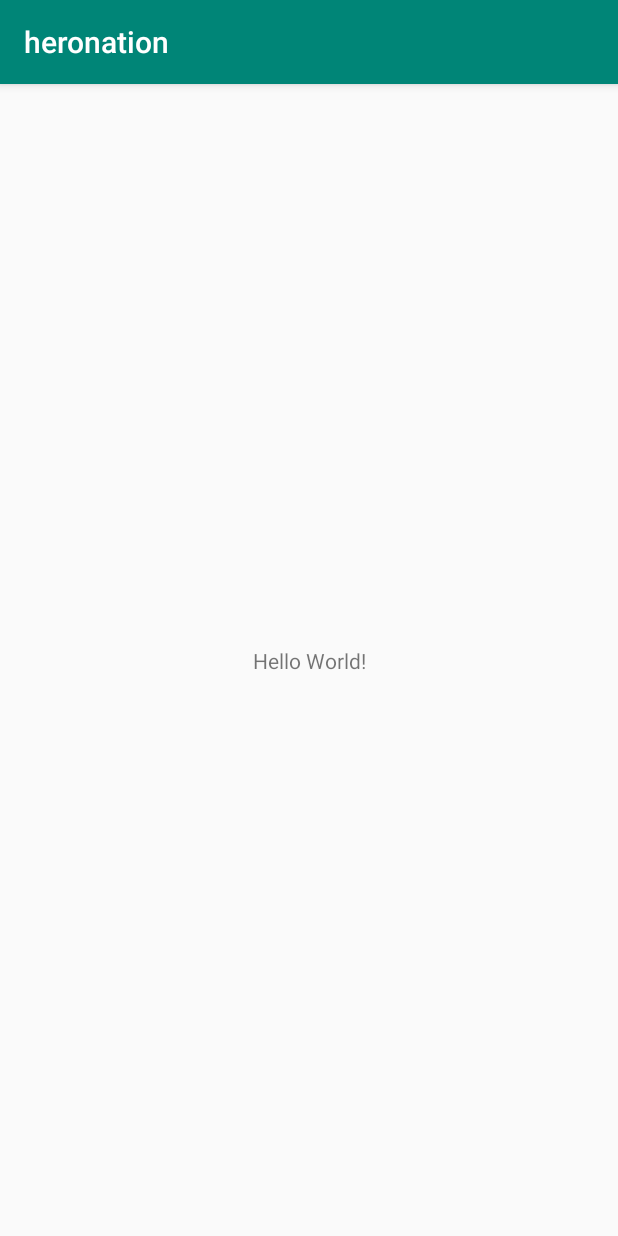
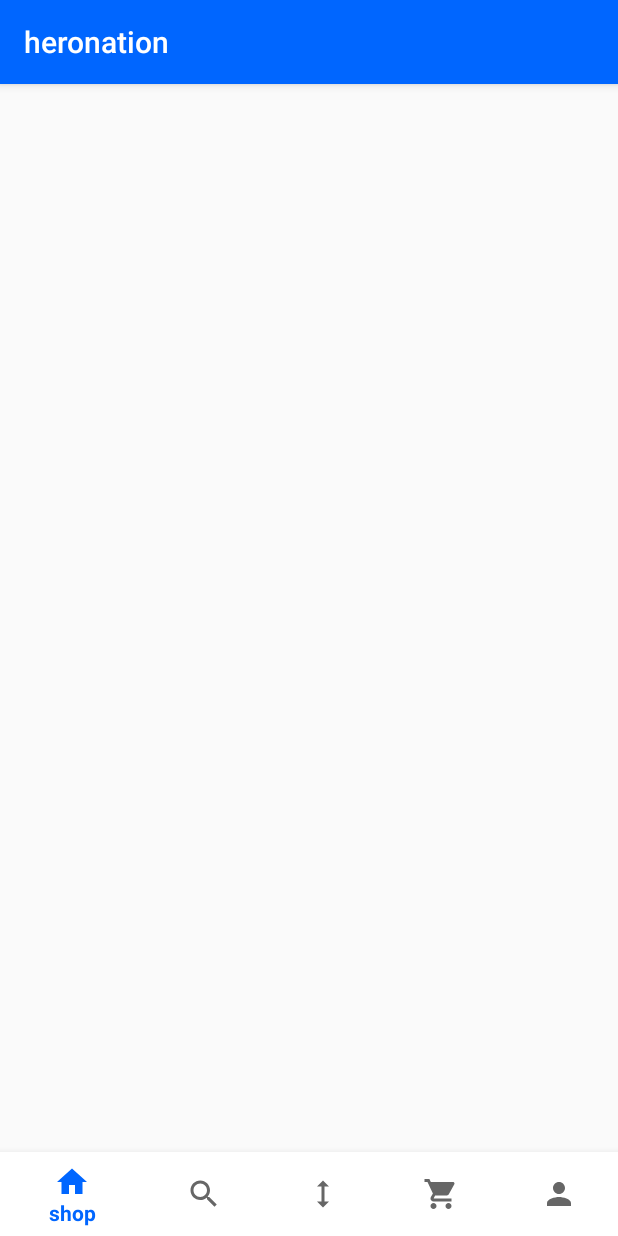
Before and after one commit to mina0774/shoppingmallUI, an Android app: the screen it shows after launch (MainActivity), on a phone screen of 412 x 824 dp. Run offline under Robolectric (Android 15) with nearby library versions, the phone set to English and light mode, and no system bars.

Commit message:
add bottom bar

```diff
--- a/app/build.gradle
+++ b/app/build.gradle
@@ -26,4 +26,6 @@ dependencies {
     testImplementation 'junit:junit:4.12'
     androidTestImplementation 'androidx.test:runner:1.2.0'
     androidTestImplementation 'androidx.test.espresso:espresso-core:3.2.0'
+    implementation 'com.android.support:design:28.0.0'
+    implementation 'com.google.android.material:material:1.0.0'
 }
--- a/app/src/main/java/com/example/heronation/MainActivity.java
+++ b/app/src/main/java/com/example/heronation/MainActivity.java
@@ -3,12 +3,19 @@ package com.example.heronation;
 import androidx.appcompat.app.AppCompatActivity;
 
 import android.os.Bundle;
+import android.view.WindowManager;
+
+import com.google.android.material.bottomnavigation.BottomNavigationView;
 
 public class MainActivity extends AppCompatActivity {
 
     @Override
     protected void onCreate(Bundle savedInstanceState) {
         super.onCreate(savedInstanceState);
+        getWindow().setFlags(WindowManager.LayoutParams.FLAG_FULLSCREEN,
+                WindowManager.LayoutParams.FLAG_FULLSCREEN);
         setContentView(R.layout.activity_main);
+
+
     }
 }
--- /dev/null
+++ b/app/src/main/res/drawable/measurement_svg.xml
@@ -0,0 +1,9 @@
+<vector xmlns:android="http://schemas.android.com/apk/res/android"
+    android:width="24dp"
+    android:height="24dp"
+    android:viewportWidth="24"
+    android:viewportHeight="24">
+  <path
+      android:fillColor="#FF000000"
+      android:pathData="M13,6.99l3,0l-4,-3.99l-4,3.99l3,0l0,10.02l-3,0l4,3.99l4,-3.99l-3,0z"/>
+</vector>
--- /dev/null
+++ b/app/src/main/res/drawable/mypage_svg.xml
@@ -0,0 +1,9 @@
+<vector xmlns:android="http://schemas.android.com/apk/res/android"
+        android:width="24dp"
+        android:height="24dp"
+        android:viewportWidth="24.0"
+        android:viewportHeight="24.0">
+    <path
+        android:fillColor="#FF000000"
+        android:pathData="M12,12c2.21,0 4,-1.79 4,-4s-1.79,-4 -4,-4 -4,1.79 -4,4 1.79,4 4,4zM12,14c-2.67,0 -8,1.34 -8,4v2h16v-2c0,-2.66 -5.33,-4 -8,-4z"/>
+</vector>
--- /dev/null
+++ b/app/src/main/res/drawable/search_svg.xml
@@ -0,0 +1,9 @@
+<vector xmlns:android="http://schemas.android.com/apk/res/android"
+        android:width="24dp"
+        android:height="24dp"
+        android:viewportWidth="24.0"
+        android:viewportHeight="24.0">
+    <path
+        android:fillColor="#FF000000"
+        android:pathData="M15.5,14h-0.79l-0.28,-0.27C15.41,12.59 16,11.11 16,9.5 16,5.91 13.09,3 9.5,3S3,5.91 3,9.5 5.91,16 9.5,16c1.61,0 3.09,-0.59 4.23,-1.57l0.27,0.28v0.79l5,4.99L20.49,19l-4.99,-5zM9.5,14C7.01,14 5,11.99 5,9.5S7.01,5 9.5,5 14,7.01 14,9.5 11.99,14 9.5,14z"/>
+</vector>
--- /dev/null
+++ b/app/src/main/res/drawable/shop_svg.xml
@@ -0,0 +1,9 @@
+<vector xmlns:android="http://schemas.android.com/apk/res/android"
+        android:width="24dp"
+        android:height="24dp"
+        android:viewportWidth="24.0"
+        android:viewportHeight="24.0">
+    <path
+        android:fillColor="#FF000000"
+        android:pathData="M10,20v-6h4v6h5v-8h3L12,3 2,12h3v8z"/>
+</vector>
--- /dev/null
+++ b/app/src/main/res/drawable/wishlist_svg.xml
@@ -0,0 +1,9 @@
+<vector xmlns:android="http://schemas.android.com/apk/res/android"
+        android:width="24dp"
+        android:height="24dp"
+        android:viewportWidth="24.0"
+        android:viewportHeight="24.0">
+    <path
+        android:fillColor="#FF000000"
+        android:pathData="M7,18c-1.1,0 -1.99,0.9 -1.99,2S5.9,22 7,22s2,-0.9 2,-2 -0.9,-2 -2,-2zM1,2v2h2l3.6,7.59 -1.35,2.45c-0.16,0.28 -0.25,0.61 -0.25,0.96 0,1.1 0.9,2 2,2h12v-2L7.42,15c-0.14,0 -0.25,-0.11 -0.25,-0.25l0.03,-0.12 0.9,-1.63h7.45c0.75,0 1.41,-0.41 1.75,-1.03l3.58,-6.49c0.08,-0.14 0.12,-0.31 0.12,-0.48 0,-0.55 -0.45,-1 -1,-1L5.21,4l-0.94,-2L1,2zM17,18c-1.1,0 -1.99,0.9 -1.99,2s0.89,2 1.99,2 2,-0.9 2,-2 -0.9,-2 -2,-2z"/>
+</vector>
--- a/app/src/main/res/layout/activity_main.xml
+++ b/app/src/main/res/layout/activity_main.xml
@@ -1,18 +1,27 @@
 <?xml version="1.0" encoding="utf-8"?>
-<androidx.constraintlayout.widget.ConstraintLayout xmlns:android="http://schemas.android.com/apk/res/android"
+<RelativeLayout xmlns:android="http://schemas.android.com/apk/res/android"
     xmlns:app="http://schemas.android.com/apk/res-auto"
     xmlns:tools="http://schemas.android.com/tools"
     android:layout_width="match_parent"
     android:layout_height="match_parent"
+    android:orientation="vertical"
     tools:context=".MainActivity">
 
-    <TextView
-        android:layout_width="wrap_content"
-        android:layout_height="wrap_content"
-        android:text="Hello World!"
-        app:layout_constraintBottom_toBottomOf="parent"
-        app:layout_constraintLeft_toLeftOf="parent"
-        app:layout_constraintRight_toRightOf="parent"
-        app:layout_constraintTop_toTopOf="parent" />
+    <FrameLayout
+        android:layout_alignParentTop="true"
+        android:layout_width="match_parent"
+        android:layout_height="match_parent"
+        android:layout_above="@id/bottomnavigation_menu_bar"
+        >
+    </FrameLayout>
 
-</androidx.constraintlayout.widget.ConstraintLayout>
+
+    <com.google.android.material.bottomnavigation.BottomNavigationView
+            android:id="@+id/bottomnavigation_menu_bar"
+            android:layout_width="match_parent"
+            android:layout_height="wrap_content"
+            android:layout_alignParentBottom="true"
+            app:itemBackground="@android:color/white"
+            app:menu="@menu/bottom_bar_menu" />
+
+</RelativeLayout>
--- /dev/null
+++ b/app/src/main/res/menu/bottom_bar_menu.xml
@@ -0,0 +1,46 @@
+<?xml version="1.0" encoding="utf-8"?>
+<menu
+    xmlns:android="http://schemas.android.com/apk/res/android"
+    xmlns:app="http://schemas.android.com/apk/res-auto">
+
+    <item
+        android:id="@+id/menuitem_bottombar_shop"
+        android:enabled="true"
+        android:title="shop"
+        android:icon="@drawable/shop_svg"
+        app:showAsAction="always"
+        />
+
+    <item
+        android:id="@+id/menuitem_bottombar_search"
+        android:enabled="true"
+        android:icon="@drawable/search_svg"
+        android:title="검색"
+        app:showAsAction="always"
+        />
+
+    <item
+        android:id="@+id/menuitem_bottombar_measurement"
+        android:enabled="true"
+        android:icon="@drawable/measurement_svg"
+        android:title="측정"
+        app:showAsAction="always"
+        />
+
+    <item
+        android:id="@+id/menuitem_bottombar_wishlist"
+        android:enabled="true"
+        android:icon="@drawable/wishlist_svg"
+        android:title="찜"
+        app:showAsAction="always"
+        />
+
+    <item
+        android:id="@+id/menuitem_bottombar_mypage"
+        android:enabled="true"
+        android:icon="@drawable/mypage_svg"
+        android:title="마이페이지"
+        app:showAsAction="always"
+        />
+
+</menu>
--- a/app/src/main/res/values/colors.xml
+++ b/app/src/main/res/values/colors.xml
@@ -1,6 +1,6 @@
 <?xml version="1.0" encoding="utf-8"?>
 <resources>
-    <color name="colorPrimary">#008577</color>
-    <color name="colorPrimaryDark">#00574B</color>
-    <color name="colorAccent">#D81B60</color>
+    <color name="colorPrimary">#0066FF</color>
+    <color name="colorPrimaryDark">#003399</color>
+    <color name="colorAccent">#0066FF</color>
 </resources>
```
